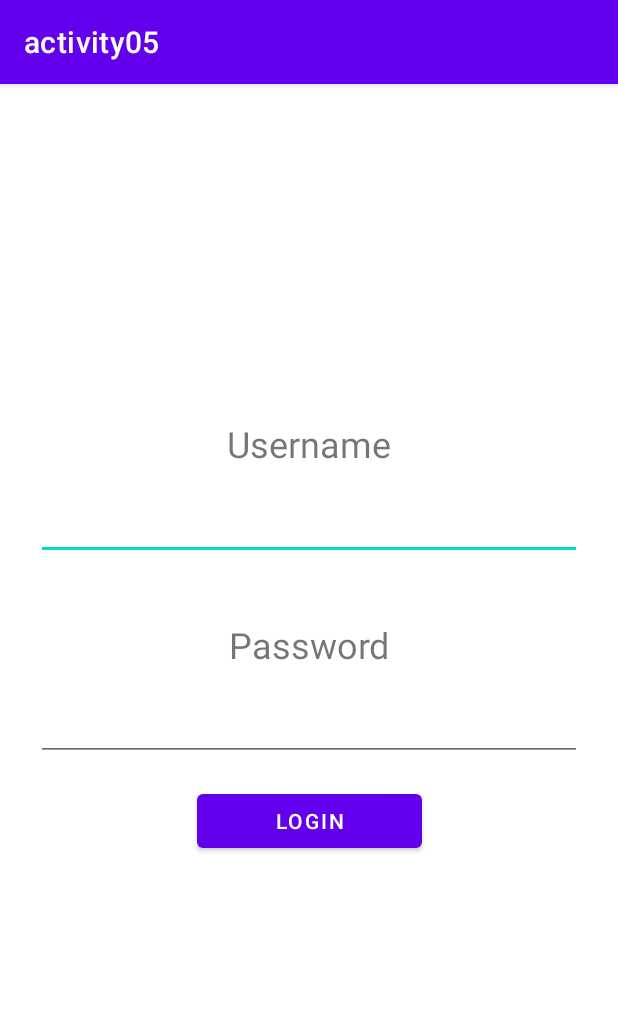
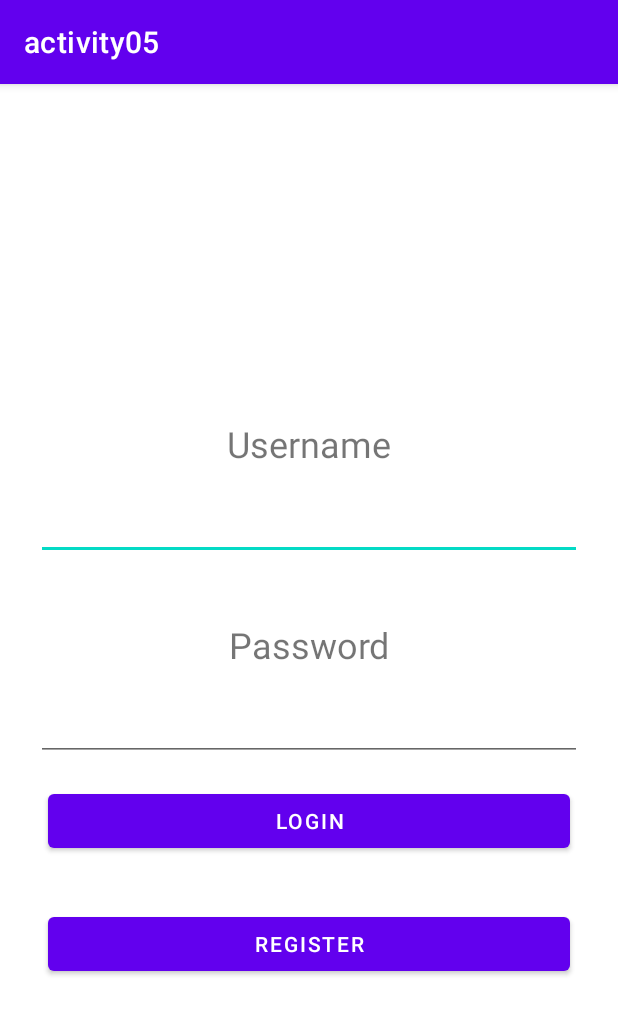
Before and after one commit to juliabazanella0/Atividade05, an Android app: the screen it shows after launch (LoginActivity), after a tap on "LOGIN", on a phone screen of 412 x 824 dp. Shown: the top 1015 px of the screen. Run offline under Robolectric (Android 15) with nearby library versions, the phone set to English and light mode, and no system bars; our stand-ins replace Room's generated code.

```diff
--- a/app/build.gradle
+++ b/app/build.gradle
@@ -2,6 +2,7 @@ plugins {
     id 'com.android.application'
     id 'kotlin-android'
     id 'kotlin-android-extensions'
+    id 'kotlin-kapt'
 }
 
 android {
@@ -47,4 +48,7 @@ dependencies {
     testImplementation 'junit:junit:4.+'
     androidTestImplementation 'androidx.test.ext:junit:1.1.2'
     androidTestImplementation 'androidx.test.espresso:espresso-core:3.3.0'
+    def room_version = "2.2.5"
+    implementation "androidx.room:room-runtime:$room_version"
+    kapt "androidx.room:room-compiler:$room_version"
 }
--- a/app/src/main/AndroidManifest.xml
+++ b/app/src/main/AndroidManifest.xml
@@ -10,6 +10,7 @@
         android:supportsRtl="true"
         android:theme="@style/Theme.Atividade05">
         <activity android:name=".MainActivity"></activity>
+        <activity android:name=".RegisterActivity" />
         <activity android:name=".LoginActivity">
             <intent-filter>
                 <action android:name="android.intent.action.MAIN" />
--- a/app/src/main/java/com/example/atividade05/LoginActivity.kt
+++ b/app/src/main/java/com/example/atividade05/LoginActivity.kt
@@ -1,38 +1,87 @@
 package com.example.atividade05
 
+import android.content.Context
 import android.content.Intent
 import android.os.Bundle
-import android.view.View
-import android.widget.Button
-import android.widget.EditText
+import android.util.Log
 import android.widget.Toast
 import androidx.appcompat.app.AppCompatActivity
-import kotlinx.android.synthetic.main.activity_login.* // Nessa linha a gente usa o plugin instalado pra inflar a main activity
+import androidx.room.Room
+import com.example.atividade05.database.AppDatabase
+import com.example.atividade05.database.daos.PersonDAO
+import kotlinx.android.synthetic.main.activity_login.*
 
 class LoginActivity : AppCompatActivity() {
+    private lateinit var dao: PersonDAO
+
+    fun createDB() {
+        // Create DB instance
+        val db = Room.databaseBuilder(
+            this,
+            AppDatabase::class.java,
+            "person-db"
+        )
+            .allowMainThreadQueries()
+            .build()
+
+        // Get DAO
+        dao = db.personDao()
+    }
+
     override fun onCreate(savedInstanceState: Bundle?) {
         super.onCreate(savedInstanceState)
+        if(isLoggedIn()){
+            iniciarMain()
+            return
+        }
+
         setContentView(R.layout.activity_login)
+        createDB()
 
-        btLogin.setOnClickListener { login() }
+        btLogin.setOnClickListener{
+
+            val username = txtLogin.text.trim().toString()
+            val password = txtSenha.text.trim().toString()
+            val person = dao.findByName(username, password)
+
+            if (person != null) {
+
+                val sharedPref = getSharedPreferences("login", Context.MODE_PRIVATE)
+                with (sharedPref.edit()) {
+                    person?.id?.let { it1 -> putLong("personId", it1) }
+                    commit()
+                }
+                val highScore = sharedPref.getLong("personId", 0)
+
+                val intent = Intent(this, MainActivity::class.java)
+                startActivity(intent)
+
+            }
+            else{
+                Toast.makeText(this, "Dados Inválidos", Toast.LENGTH_LONG).show();
+            }
+
+        }
+        tvRegister.setOnClickListener{
+            val intent = Intent( this, RegisterActivity::class.java)
+            startActivity(intent)
+
+        }
+
     }
 
-    private fun login() {
-        var login = txtLogin.text.toString()
-        var senha = txtSenha.text.toString()
+    private fun isLoggedIn(): Boolean{
+        val id = this.getSharedPreferences("login", Context.MODE_PRIVATE)
+                .getLong("personId", 0)
 
-        if(!validaLogin(login, senha)) {
-            Toast.makeText(this, "Dados Inválidos", Toast.LENGTH_SHORT).show()
-            return;
+        return !id.equals(0L)
+    }
+
+    private fun iniciarMain(){
+        var intent = Intent( this, MainActivity::class.java).apply {
+            flags = Intent.FLAG_ACTIVITY_CLEAR_TASK or Intent.FLAG_ACTIVITY_NEW_TASK
         }
 
-        val mainIntent = Intent(this, MainActivity::class.java).apply {
-            flags = Intent.FLAG_ACTIVITY_CLEAR_TASK or Intent.FLAG_ACTIVITY_NEW_TASK
-        }
-        startActivity(mainIntent)
-    }
-
-    private fun validaLogin(login: String, senha: String): Boolean {
-        return login == "Julia" && senha == "5565"
+        startActivity(intent)
     }
 }
--- a/app/src/main/java/com/example/atividade05/MainFragment.kt
+++ b/app/src/main/java/com/example/atividade05/MainFragment.kt
@@ -35,4 +35,8 @@ class MainFragment : Fragment(), View.OnClickListener {
             R.id.view_balance_btn -> navController!!.navigate(R.id.action_mainFragment_to_viewBalanceFragment)
         }
     }
+
+    private fun logout(){
+
+    }
 }
--- /dev/null
+++ b/app/src/main/java/com/example/atividade05/adapters/PersonAdapter.kt
@@ -0,0 +1,4 @@
+package com.example.atividade05.adapters
+
+class PersonAdapter() {
+}
--- /dev/null
+++ b/app/src/main/java/com/example/atividade05/database/AppDatabase.kt
@@ -0,0 +1,11 @@
+package com.example.atividade05.database
+
+import androidx.room.Database
+import androidx.room.RoomDatabase
+import com.example.atividade05.database.daos.PersonDAO
+import com.example.atividade05.models.Person
+
+@Database(entities = [Person::class], version = 1)
+abstract class AppDatabase: RoomDatabase() {
+    abstract fun personDao(): PersonDAO
+}
--- /dev/null
+++ b/app/src/main/java/com/example/atividade05/database/daos/PersonDAO.kt
@@ -0,0 +1,29 @@
+package com.example.atividade05.database.daos
+
+import androidx.room.*
+import com.example.atividade05.models.Person
+
+@Dao
+interface PersonDAO {
+
+    @Query(value = "SELECT * FROM people")
+    fun getAll(): List<Person>
+
+    @Query(value = "SELECT * FROM people WHERE id IN (:ids)")
+    fun getAllByIds(ids: IntArray): List<Person>
+
+    @Query(value = "SELECT * FROM people WHERE username = :username AND password = :password")
+    fun findByName(username: String, password: String): Person
+
+    @Insert
+    fun insert(person: Person): Long
+
+    @Insert
+    fun insertAll(vararg people: Person): LongArray
+
+    @Delete
+    fun delete(person: Person)
+
+    @Update
+    fun update(person: Person)
+}
--- a/app/src/main/res/layout/activity_login.xml
+++ b/app/src/main/res/layout/activity_login.xml
@@ -70,16 +70,30 @@
 
     <Button
         android:id="@+id/btLogin"
-        android:layout_width="150dp"
+        android:layout_width="0dp"
         android:layout_height="wrap_content"
-        android:layout_marginStart="24dp"
-        android:layout_marginLeft="24dp"
+        android:layout_marginStart="32dp"
+        android:layout_marginLeft="32dp"
         android:layout_marginTop="16dp"
-        android:layout_marginEnd="24dp"
-        android:layout_marginRight="24dp"
+        android:layout_marginEnd="32dp"
+        android:layout_marginRight="32dp"
         android:text="@string/login"
         app:layout_constraintEnd_toEndOf="parent"
         app:layout_constraintStart_toStartOf="parent"
         app:layout_constraintTop_toBottomOf="@+id/txtSenha" />
 
+    <Button
+        android:id="@+id/tvRegister"
+        android:layout_width="0dp"
+        android:layout_height="wrap_content"
+        android:layout_marginStart="32dp"
+        android:layout_marginLeft="32dp"
+        android:layout_marginTop="34dp"
+        android:layout_marginEnd="32dp"
+        android:layout_marginRight="32dp"
+        android:text="@string/register"
+        app:layout_constraintEnd_toEndOf="parent"
+        app:layout_constraintStart_toStartOf="parent"
+        app:layout_constraintTop_toBottomOf="@+id/btLogin" />
+
 </androidx.constraintlayout.widget.ConstraintLayout>
--- a/app/src/main/res/values/strings.xml
+++ b/app/src/main/res/values/strings.xml
@@ -18,4 +18,7 @@
     <string name="view_transactions">View Transactions</string>
     <string name="send_money">Send money</string>
     <string name="view_balance">View Balance</string>
+    <string name="register">Register</string>
+    <string name="confirm_password">Confirm Password</string>
+    <string name="logout">Logout</string>
 </resources>
```
Also changed, not shown: app/src/main/java/com/example/atividade05/RegisterActivity.kt (added, +60 -0 lines), app/src/main/java/com/example/atividade05/models/Person.kt (added, +14 -0 lines), app/src/main/res/layout/activity_register.xml (added, +101 -0 lines), app/src/main/res/layout/fragment_main.xml (+15 -0 lines), 2 other files.
